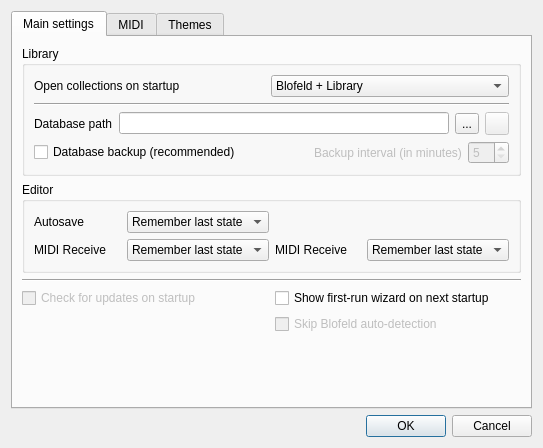
First picture: the form in bigglesworth/ui/settings.ui, repository MaurizioB/Bigglesworth, before the edit.
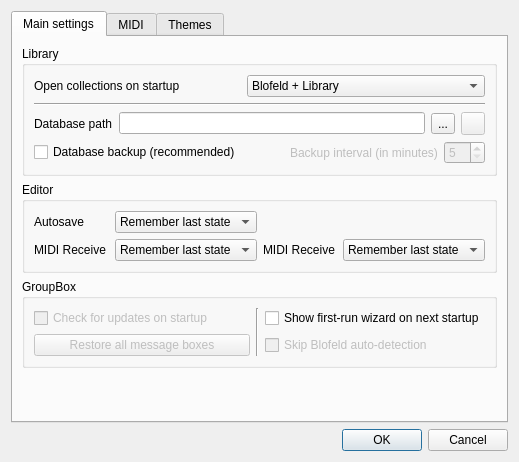
Second picture: the form after the edit. Icons and pictures are not drawn. Custom widgets are drawn as their Qt base class.

Commit message: Midi widgets fixed/added and MsgBox checkboxes. Fixed not working midi widget send in editor, and midi widgets added to Librarian and Wavetable Editor, with connection/event feedback and context menus for direct connections. Where required, message boxes support a checkbox for "Don't show/ask me again" etc. Values are stored is in QSettings group "MessageBoxes" and can be cleared in the settings dialog.

The edit to the form file:
```diff
--- a/bigglesworth/ui/settings.ui
+++ b/bigglesworth/ui/settings.ui
@@ -6,8 +6,8 @@
    <rect>
     <x>0</x>
     <y>0</y>
-    <width>543</width>
-    <height>448</height>
+    <width>493</width>
+    <height>462</height>
    </rect>
   </property>
   <property name="windowTitle">
@@ -23,38 +23,8 @@
       <attribute name="title">
        <string>Main settings</string>
       </attribute>
-      <layout class="QGridLayout" name="gridLayout_6">
-       <item row="4" column="0">
-        <widget class="QCheckBox" name="updateCheckChk">
-         <property name="enabled">
-          <bool>false</bool>
-         </property>
-         <property name="text">
-          <string>Check for updates on startup</string>
-         </property>
-        </widget>
-       </item>
-       <item row="6" column="0">
-        <spacer name="verticalSpacer">
-         <property name="orientation">
-          <enum>Qt::Vertical</enum>
-         </property>
-         <property name="sizeHint" stdset="0">
-          <size>
-           <width>20</width>
-           <height>40</height>
-          </size>
-         </property>
-        </spacer>
-       </item>
-       <item row="3" column="0" colspan="2">
-        <widget class="Line" name="line_3">
-         <property name="orientation">
-          <enum>Qt::Horizontal</enum>
-         </property>
-        </widget>
-       </item>
-       <item row="0" column="0" colspan="2">
+      <layout class="QVBoxLayout" name="verticalLayout_4">
+       <item>
         <widget class="QGroupBox" name="groupBox_3">
          <property name="title">
           <string>Library</string>
@@ -205,7 +175,7 @@
          </layout>
         </widget>
        </item>
-       <item row="2" column="0" colspan="2">
+       <item>
         <widget class="QGroupBox" name="groupBox_4">
          <property name="title">
           <string>Editor</string>
@@ -317,22 +287,74 @@
          </layout>
         </widget>
        </item>
-       <item row="4" column="1">
-        <widget class="QCheckBox" name="showFirstRunChk">
-         <property name="text">
-          <string>Show first-run wizard on next startup</string>
+       <item>
+        <widget class="QGroupBox" name="groupBox_6">
+         <property name="title">
+          <string>GroupBox</string>
          </property>
+         <layout class="QGridLayout" name="gridLayout_8">
+          <item row="0" column="0">
+           <widget class="QCheckBox" name="updateCheckChk">
+            <property name="enabled">
+             <bool>false</bool>
+            </property>
+            <property name="text">
+             <string>Check for updates on startup</string>
+            </property>
+           </widget>
+          </item>
+          <item row="1" column="0">
+           <widget class="QPushButton" name="restoreMsgBoxBtn">
+            <property name="enabled">
+             <bool>false</bool>
+            </property>
+            <property name="text">
+             <string>Restore all message boxes</string>
+            </property>
+            <property name="checkable">
+             <bool>true</bool>
+            </property>
+           </widget>
+          </item>
+          <item row="0" column="2">
+           <widget class="QCheckBox" name="showFirstRunChk">
+            <property name="text">
+             <string>Show first-run wizard on next startup</string>
+            </property>
+           </widget>
+          </item>
+          <item row="1" column="2">
+           <widget class="QCheckBox" name="firstRunSkipBlofeldDetectChk">
+            <property name="enabled">
+             <bool>false</bool>
+            </property>
+            <property name="text">
+             <string>Skip Blofeld auto-detection</string>
+            </property>
+           </widget>
+          </item>
+          <item row="0" column="1" rowspan="2">
+           <widget class="Line" name="line_3">
+            <property name="orientation">
+             <enum>Qt::Vertical</enum>
+            </property>
+           </widget>
+          </item>
+         </layout>
         </widget>
        </item>
-       <item row="5" column="1">
-        <widget class="QCheckBox" name="firstRunSkipBlofeldDetectChk">
-         <property name="enabled">
-          <bool>false</bool>
+       <item>
+        <spacer name="verticalSpacer">
+         <property name="orientation">
+          <enum>Qt::Vertical</enum>
          </property>
-         <property name="text">
-          <string>Skip Blofeld auto-detection</string>
+         <property name="sizeHint" stdset="0">
+          <size>
+           <width>20</width>
+           <height>40</height>
+          </size>
          </property>
-        </widget>
+        </spacer>
        </item>
       </layout>
      </widget>
```
Left out of the diff: 3 changed lines with no effect on the pictures. The commit also changes 16 other files.
